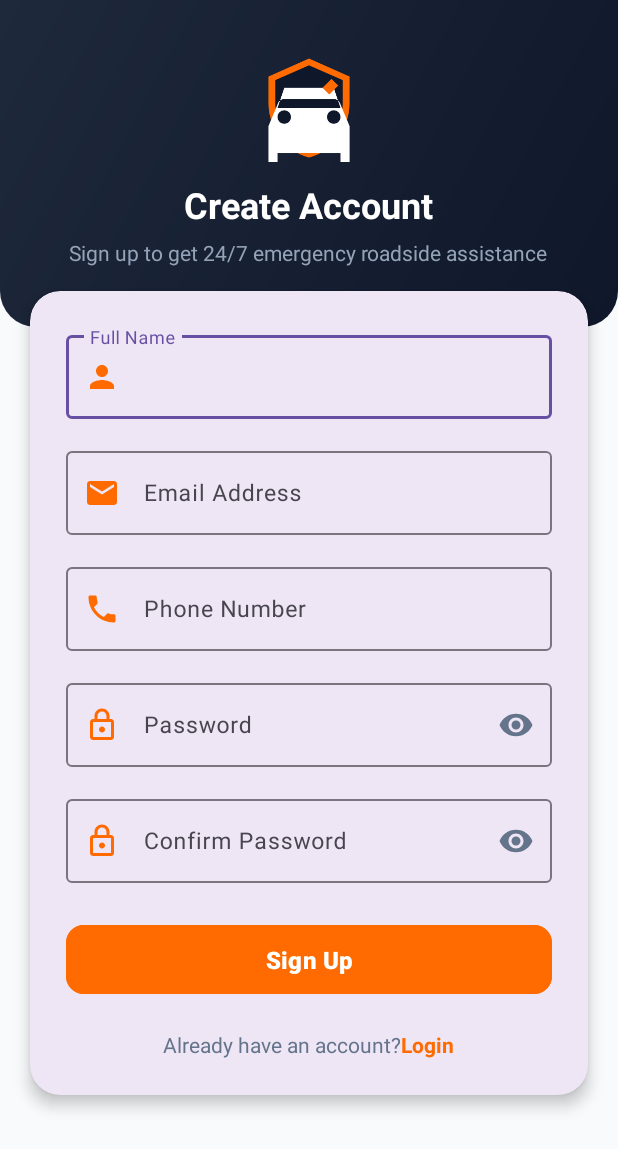
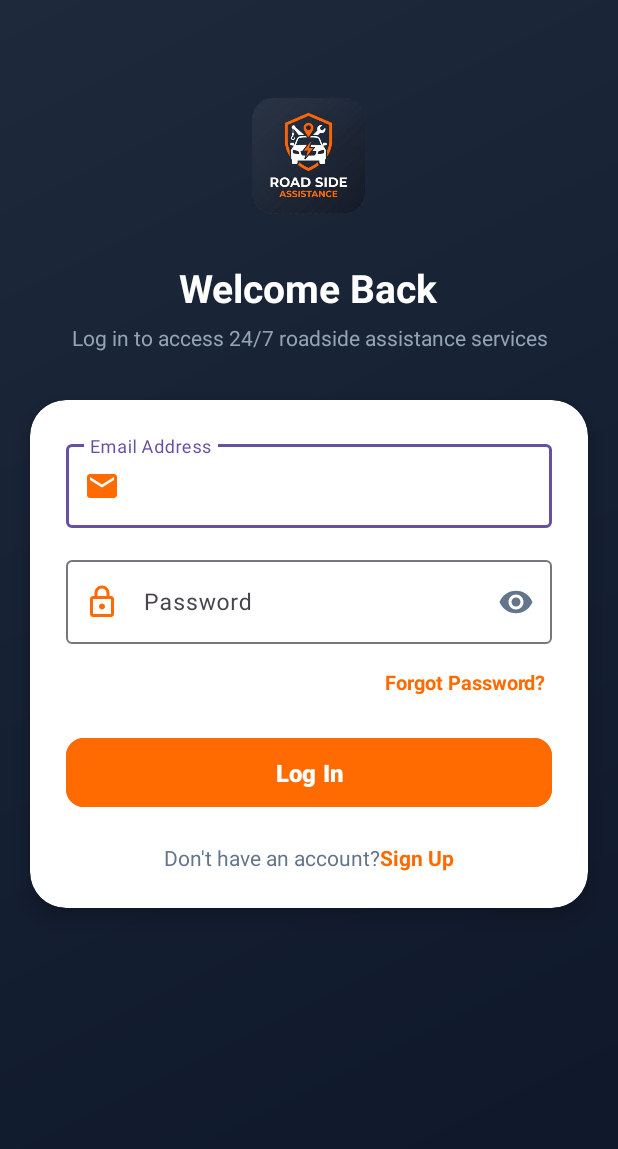
Before and after one commit to varmorakush-collab/RoadSide-Assistance, an Android app: the screen it shows after launch (SignupActivity before the commit, LoginActivity after it), on a phone screen of 412 x 824 dp. Shown: the top 1149 px of the screen. Run offline under Robolectric (Android 15) with nearby library versions, the phone set to English and light mode, and no system bars; our stand-ins replace Firebase (no records; nobody signed in at launch, a user with empty details on screens opened directly).

Commit message:
Task 3 - Login screen with Firebase-based verification.

```diff
--- a/app/src/main/AndroidManifest.xml
+++ b/app/src/main/AndroidManifest.xml
@@ -34,6 +34,12 @@
             android:exported="false"
             android:windowSoftInputMode="adjustResize" />
 
+        <!-- Login Activity (Task 3) -->
+        <activity
+            android:name=".LoginActivity"
+            android:exported="false"
+            android:windowSoftInputMode="adjustResize" />
+
     </application>
 
 </manifest>
--- /dev/null
+++ b/app/src/main/java/com/example/roadsideassistance/LoginActivity.java
@@ -0,0 +1,232 @@
+package com.example.roadsideassistance;
+
+import android.content.Intent;
+import android.os.Bundle;
+import android.text.Editable;
+import android.text.TextUtils;
+import android.text.TextWatcher;
+import android.util.Patterns;
+import android.view.View;
+import android.widget.ProgressBar;
+import android.widget.TextView;
+import android.widget.Toast;
+
+import androidx.activity.EdgeToEdge;
+import androidx.appcompat.app.AlertDialog;
+import androidx.appcompat.app.AppCompatActivity;
+import androidx.core.graphics.Insets;
+import androidx.core.view.ViewCompat;
+import androidx.core.view.WindowInsetsCompat;
+
+import com.google.android.material.button.MaterialButton;
+import com.google.android.material.textfield.TextInputEditText;
+import com.google.android.material.textfield.TextInputLayout;
+import com.google.firebase.auth.FirebaseAuth;
+import com.google.firebase.auth.FirebaseUser;
+
+public class LoginActivity extends AppCompatActivity {
+
+    private TextInputLayout tilEmail;
+    private TextInputLayout tilPassword;
+    private TextInputEditText etEmail;
+    private TextInputEditText etPassword;
+    private TextView tvForgotPassword;
+    private MaterialButton btnLogin;
+    private ProgressBar progressBar;
+    private TextView tvSignUp;
+
+    private FirebaseAuth mAuth;
+
+    @Override
+    protected void onCreate(Bundle savedInstanceState) {
+        super.onCreate(savedInstanceState);
+        EdgeToEdge.enable(this);
+        setContentView(R.layout.activity_login);
+
+        ViewCompat.setOnApplyWindowInsetsListener(findViewById(R.id.main), (v, insets) -> {
+            Insets systemBars = insets.getInsets(WindowInsetsCompat.Type.systemBars());
+            v.setPadding(systemBars.left, systemBars.top, systemBars.right, systemBars.bottom);
+            return insets;
+        });
+
+        mAuth = FirebaseAuth.getInstance();
+
+        initViews();
+        setupTextWatchers();
+
+        btnLogin.setOnClickListener(v -> handleLogin());
+        tvForgotPassword.setOnClickListener(v -> handleForgotPassword());
+        tvSignUp.setOnClickListener(v -> {
+            Intent intent = new Intent(LoginActivity.this, SignupActivity.class);
+            startActivity(intent);
+        });
+    }
+
+    private void initViews() {
+        tilEmail = findViewById(R.id.tilEmail);
+        tilPassword = findViewById(R.id.tilPassword);
+
+        etEmail = findViewById(R.id.etEmail);
+        etPassword = findViewById(R.id.etPassword);
+
+        tvForgotPassword = findViewById(R.id.tvForgotPassword);
+        btnLogin = findViewById(R.id.btnLogin);
+        progressBar = findViewById(R.id.progressBar);
+        tvSignUp = findViewById(R.id.tvSignUp);
+    }
+
+    private void setupTextWatchers() {
+        TextWatcher clearErrorWatcher = new TextWatcher() {
+            @Override
+            public void beforeTextChanged(CharSequence s, int start, int count, int after) {}
+
+            @Override
+            public void onTextChanged(CharSequence s, int start, int before, int count) {
+                tilEmail.setError(null);
+                tilPassword.setError(null);
+            }
+
+            @Override
+            public void afterTextChanged(Editable s) {}
+        };
+
+        etEmail.addTextChangedListener(clearErrorWatcher);
+        etPassword.addTextChangedListener(clearErrorWatcher);
+    }
+
+    private void handleLogin() {
+        String email = etEmail.getText() != null ? etEmail.getText().toString().trim() : "";
+        String password = etPassword.getText() != null ? etPassword.getText().toString().trim() : "";
+
+        tilEmail.setError(null);
+        tilPassword.setError(null);
+
+        boolean isValid = true;
+        View focusView = null;
+
+        // Condition 1: Email Validation
+        if (TextUtils.isEmpty(email)) {
+            tilEmail.setError(getString(R.string.error_empty_email));
+            focusView = etEmail;
+            isValid = false;
+        } else if (!Patterns.EMAIL_ADDRESS.matcher(email).matches()) {
+            tilEmail.setError(getString(R.string.error_invalid_email));
+            if (focusView == null) focusView = etEmail;
+            isValid = false;
+        }
+
+        // Condition 2: Password Validation
+        if (TextUtils.isEmpty(password)) {
+            tilPassword.setError(getString(R.string.error_empty_password));
+            if (focusView == null) focusView = etPassword;
+            isValid = false;
+        } else if (password.length() < 6) {
+            tilPassword.setError(getString(R.string.error_short_password));
+            if (focusView == null) focusView = etPassword;
+            isValid = false;
+        }
+
+        if (!isValid) {
+            if (focusView != null) {
+                focusView.requestFocus();
+            }
+            return;
+        }
+
+        // Perform Login with Firebase
+        loginUserWithFirebase(email, password);
+    }
+
+    private void loginUserWithFirebase(String email, String password) {
+        showLoading(true);
+
+        mAuth.signInWithEmailAndPassword(email, password)
+                .addOnCompleteListener(this, task -> {
+                    showLoading(false);
+                    if (task.isSuccessful()) {
+                        FirebaseUser firebaseUser = mAuth.getCurrentUser();
+                        checkEmailVerificationAndNavigate(firebaseUser);
+                    } else {
+                        Exception e = task.getException();
+                        String errorMsg = e != null ? e.getMessage() : "Authentication failed. Please check credentials.";
+                        Toast.makeText(LoginActivity.this, errorMsg, Toast.LENGTH_LONG).show();
+                    }
+                });
+    }
+
+    private void checkEmailVerificationAndNavigate(FirebaseUser user) {
+        if (user == null) {
+            Toast.makeText(this, "Login failed. User not found.", Toast.LENGTH_SHORT).show();
+            return;
+        }
+
+        if (user.isEmailVerified()) {
+            Toast.makeText(LoginActivity.this, R.string.msg_login_success, Toast.LENGTH_SHORT).show();
+            navigateToMain();
+        } else {
+            // Email is not verified yet -> Prompt user with Verification Dialog
+            new AlertDialog.Builder(this)
+                    .setTitle("Email Verification Required")
+                    .setMessage(R.string.error_email_not_verified)
+                    .setPositiveButton("Resend Email", (dialog, which) -> {
+                        user.sendEmailVerification()
+                                .addOnCompleteListener(task -> {
+                                    if (task.isSuccessful()) {
+                                        Toast.makeText(LoginActivity.this, R.string.msg_verification_sent, Toast.LENGTH_LONG).show();
+                                    } else {
+                                        Toast.makeText(LoginActivity.this, "Failed to send verification email.", Toast.LENGTH_SHORT).show();
+                                    }
+                                });
+                    })
+                    .setNegativeButton("Continue Anyway", (dialog, which) -> {
+                        Toast.makeText(LoginActivity.this, R.string.msg_login_success, Toast.LENGTH_SHORT).show();
+                        navigateToMain();
+                    })
+                    .setNeutralButton("Cancel", null)
+                    .show();
+        }
+    }
+
+    private void handleForgotPassword() {
+        String email = etEmail.getText() != null ? etEmail.getText().toString().trim() : "";
+
+        if (TextUtils.isEmpty(email) || !Patterns.EMAIL_ADDRESS.matcher(email).matches()) {
+            tilEmail.setError("Please enter a valid email address to reset password");
+            etEmail.requestFocus();
+            return;
+        }
+
+        showLoading(true);
+
+        mAuth.sendPasswordResetEmail(email)
+                .addOnCompleteListener(task -> {
+                    showLoading(false);
+                    if (task.isSuccessful()) {
+                        Toast.makeText(LoginActivity.this, R.string.msg_reset_email_sent, Toast.LENGTH_LONG).show();
+                    } else {
+                        Exception e = task.getException();
+                        String errorMsg = e != null ? e.getMessage() : "Failed to send reset email.";
+                        Toast.makeText(LoginActivity.this, errorMsg, Toast.LENGTH_LONG).show();
+                    }
+                });
+    }
+
+    private void navigateToMain() {
+        Intent intent = new Intent(LoginActivity.this, MainActivity.class);
+        intent.setFlags(Intent.FLAG_ACTIVITY_NEW_TASK | Intent.FLAG_ACTIVITY_CLEAR_TASK);
+        startActivity(intent);
+        finish();
+    }
+
+    private void showLoading(boolean isLoading) {
+        if (isLoading) {
+            progressBar.setVisibility(View.VISIBLE);
+            btnLogin.setEnabled(false);
+            btnLogin.setAlpha(0.6f);
+        } else {
+            progressBar.setVisibility(View.GONE);
+            btnLogin.setEnabled(true);
+            btnLogin.setAlpha(1.0f);
+        }
+    }
+}
--- a/app/src/main/java/com/example/roadsideassistance/SplashActivity.java
+++ b/app/src/main/java/com/example/roadsideassistance/SplashActivity.java
@@ -44,7 +44,7 @@ public class SplashActivity extends AppCompatActivity {
             if (com.google.firebase.auth.FirebaseAuth.getInstance().getCurrentUser() != null) {
                 intent = new Intent(SplashActivity.this, MainActivity.class);
             } else {
-                intent = new Intent(SplashActivity.this, SignupActivity.class);
+                intent = new Intent(SplashActivity.this, LoginActivity.class);
             }
             startActivity(intent);
             finish();
--- /dev/null
+++ b/app/src/main/res/layout/activity_login.xml
@@ -0,0 +1,194 @@
+<?xml version="1.0" encoding="utf-8"?>
+<androidx.coordinatorlayout.widget.CoordinatorLayout xmlns:android="http://schemas.android.com/apk/res/android"
+    xmlns:app="http://schemas.android.com/apk/res-auto"
+    xmlns:tools="http://schemas.android.com/tools"
+    android:id="@+id/main"
+    android:layout_width="match_parent"
+    android:layout_height="match_parent"
+    android:background="@drawable/splash_bg_gradient"
+    tools:context=".LoginActivity">
+
+    <androidx.core.widget.NestedScrollView
+        android:layout_width="match_parent"
+        android:layout_height="match_parent"
+        android:fillViewport="true">
+
+        <LinearLayout
+            android:layout_width="match_parent"
+            android:layout_height="wrap_content"
+            android:orientation="vertical"
+            android:paddingBottom="32dp">
+
+            <!-- Full Page Header Branding -->
+            <LinearLayout
+                android:layout_width="match_parent"
+                android:layout_height="wrap_content"
+                android:gravity="center"
+                android:orientation="vertical"
+                android:paddingStart="24dp"
+                android:paddingTop="48dp"
+                android:paddingEnd="24dp"
+                android:paddingBottom="24dp">
+
+                <ImageView
+                    android:id="@+id/imgLogo"
+                    android:layout_width="110dp"
+                    android:layout_height="110dp"
+                    android:adjustViewBounds="true"
+                    android:contentDescription="@string/app_name"
+                    android:scaleType="fitCenter"
+                    android:src="@drawable/logo" />
+
+                <TextView
+                    android:layout_width="wrap_content"
+                    android:layout_height="wrap_content"
+                    android:layout_marginTop="16dp"
+                    android:text="@string/title_login"
+                    android:textColor="@color/text_white"
+                    android:textSize="26sp"
+                    android:textStyle="bold" />
+
+                <TextView
+                    android:layout_width="wrap_content"
+                    android:layout_height="wrap_content"
+                    android:layout_marginTop="6dp"
+                    android:gravity="center"
+                    android:text="@string/subtitle_login"
+                    android:textColor="@color/text_muted"
+                    android:textSize="14sp" />
+
+            </LinearLayout>
+
+            <!-- Card Container for Login Form -->
+            <com.google.android.material.card.MaterialCardView
+                android:layout_width="match_parent"
+                android:layout_height="wrap_content"
+                android:layout_marginStart="20dp"
+                android:layout_marginTop="8dp"
+                android:layout_marginEnd="20dp"
+                android:layout_marginBottom="16dp"
+                app:cardBackgroundColor="@color/card_bg"
+                app:cardCornerRadius="24dp"
+                app:cardElevation="8dp"
+                app:strokeWidth="0dp">
+
+                <LinearLayout
+                    android:layout_width="match_parent"
+                    android:layout_height="wrap_content"
+                    android:orientation="vertical"
+                    android:padding="24dp">
+
+                    <!-- Email Address Field -->
+                    <com.google.android.material.textfield.TextInputLayout
+                        android:id="@+id/tilEmail"
+                        style="@style/Widget.Material3.TextInputLayout.OutlinedBox"
+                        android:layout_width="match_parent"
+                        android:layout_height="wrap_content"
+                        android:hint="@string/hint_email"
+                        app:startIconDrawable="@drawable/ic_email"
+                        app:startIconTint="@color/primary_orange">
+
+                        <com.google.android.material.textfield.TextInputEditText
+                            android:id="@+id/etEmail"
+                            android:layout_width="match_parent"
+                            android:layout_height="wrap_content"
+                            android:inputType="textEmailAddress"
+                            android:maxLines="1"
+                            android:textSize="15sp" />
+
+                    </com.google.android.material.textfield.TextInputLayout>
+
+                    <!-- Password Field -->
+                    <com.google.android.material.textfield.TextInputLayout
+                        android:id="@+id/tilPassword"
+                        style="@style/Widget.Material3.TextInputLayout.OutlinedBox"
+                        android:layout_width="match_parent"
+                        android:layout_height="wrap_content"
+                        android:layout_marginTop="16dp"
+                        android:hint="@string/hint_password"
+                        app:endIconMode="password_toggle"
+                        app:endIconTint="@color/icon_tint"
+                        app:startIconDrawable="@drawable/ic_lock"
+                        app:startIconTint="@color/primary_orange">
+
+                        <com.google.android.material.textfield.TextInputEditText
+                            android:id="@+id/etPassword"
+                            android:layout_width="match_parent"
+                            android:layout_height="wrap_content"
+                            android:inputType="textPassword"
+                            android:maxLines="1"
+                            android:textSize="15sp" />
+
+                    </com.google.android.material.textfield.TextInputLayout>
+
+                    <!-- Forgot Password Option -->
+                    <TextView
+                        android:id="@+id/tvForgotPassword"
+                        android:layout_width="wrap_content"
+                        android:layout_height="wrap_content"
+                        android:layout_gravity="end"
+                        android:layout_marginTop="12dp"
+                        android:padding="4dp"
+                        android:text="@string/text_forgot_password"
+                        android:textColor="@color/primary_orange"
+                        android:textSize="13sp"
+                        android:textStyle="bold" />
+
+                    <!-- Log In Button -->
+                    <com.google.android.material.button.MaterialButton
+                        android:id="@+id/btnLogin"
+                        android:layout_width="match_parent"
+                        android:layout_height="54dp"
+                        android:layout_marginTop="20dp"
+                        android:backgroundTint="@color/primary_orange"
+                        android:text="@string/btn_login"
+                        android:textColor="@color/text_white"
+                        android:textSize="16sp"
+                        android:textStyle="bold"
+                        app:cornerRadius="12dp" />
+
+                    <!-- Progress Bar for Loading State -->
+                    <ProgressBar
+                        android:id="@+id/progressBar"
+                        android:layout_width="wrap_content"
+                        android:layout_height="wrap_content"
+                        android:layout_gravity="center"
+                        android:layout_marginTop="16dp"
+                        android:indeterminateTint="@color/primary_orange"
+                        android:visibility="gone" />
+
+                    <!-- Don't Have Account Link -->
+                    <LinearLayout
+                        android:layout_width="wrap_content"
+                        android:layout_height="wrap_content"
+                        android:layout_gravity="center"
+                        android:layout_marginTop="20dp"
+                        android:orientation="horizontal">
+
+                        <TextView
+                            android:layout_width="wrap_content"
+                            android:layout_height="wrap_content"
+                            android:text="@string/text_dont_have_account"
+                            android:textColor="@color/text_secondary"
+                            android:textSize="14sp" />
+
+                        <TextView
+                            android:id="@+id/tvSignUp"
+                            android:layout_width="wrap_content"
+                            android:layout_height="wrap_content"
+                            android:text="@string/btn_signup"
+                            android:textColor="@color/primary_orange"
+                            android:textSize="14sp"
+                            android:textStyle="bold" />
+
+                    </LinearLayout>
+
+                </LinearLayout>
+
+            </com.google.android.material.card.MaterialCardView>
+
+        </LinearLayout>
+
+    </androidx.core.widget.NestedScrollView>
+
+</androidx.coordinatorlayout.widget.CoordinatorLayout>
--- a/app/src/main/res/layout/activity_signup.xml
+++ b/app/src/main/res/layout/activity_signup.xml
@@ -5,7 +5,7 @@
     android:id="@+id/main"
     android:layout_width="match_parent"
     android:layout_height="match_parent"
-    android:background="@color/bg_light"
+    android:background="@drawable/splash_bg_gradient"
     tools:context=".SignupActivity">
 
     <androidx.core.widget.NestedScrollView
@@ -16,34 +16,36 @@
         <LinearLayout
             android:layout_width="match_parent"
             android:layout_height="wrap_content"
-            android:orientation="vertical">
+            android:orientation="vertical"
+            android:paddingBottom="32dp">
 
-            <!-- Top Brand Header Banner -->
+            <!-- Full Page Header Branding -->
             <LinearLayout
                 android:layout_width="match_parent"
                 android:layout_height="wrap_content"
-                android:background="@drawable/bg_header_gradient"
                 android:gravity="center"
                 android:orientation="vertical"
                 android:paddingStart="24dp"
-                android:paddingTop="36dp"
+                android:paddingTop="40dp"
                 android:paddingEnd="24dp"
-                android:paddingBottom="40dp">
+                android:paddingBottom="24dp">
 
                 <ImageView
                     android:id="@+id/imgLogo"
-                    android:layout_width="72dp"
-                    android:layout_height="72dp"
+                    android:layout_width="110dp"
+                    android:layout_height="110dp"
+                    android:adjustViewBounds="true"
                     android:contentDescription="@string/app_name"
-                    android:src="@drawable/ic_app_logo" />
+                    android:scaleType="fitCenter"
+                    android:src="@drawable/logo" />
 
                 <TextView
                     android:layout_width="wrap_content"
                     android:layout_height="wrap_content"
-                    android:layout_marginTop="12dp"
+                    android:layout_marginTop="14dp"
                     android:text="@string/title_signup"
                     android:textColor="@color/text_white"
-                    android:textSize="24sp"
+                    android:textSize="26sp"
                     android:textStyle="bold" />
 
                 <TextView
@@ -62,11 +64,12 @@
                 android:layout_width="match_parent"
                 android:layout_height="wrap_content"
                 android:layout_marginStart="20dp"
-                android:layout_marginTop="-24dp"
+                android:layout_marginTop="4dp"
                 android:layout_marginEnd="20dp"
-                android:layout_marginBottom="24dp"
-                app:cardCornerRadius="20dp"
-                app:cardElevation="6dp"
+                android:layout_marginBottom="16dp"
+                app:cardBackgroundColor="@color/card_bg"
+                app:cardCornerRadius="24dp"
+                app:cardElevation="8dp"
                 app:strokeWidth="0dp">
 
                 <LinearLayout
--- a/app/src/main/res/values/strings.xml
+++ b/app/src/main/res/values/strings.xml
@@ -28,4 +28,16 @@
     <string name="error_password_mismatch">Passwords do not match</string>
 
     <string name="msg_signup_success">Account created successfully!</string>
+
+    <!-- Login Screen Strings -->
+    <string name="title_login">Welcome Back</string>
+    <string name="subtitle_login">Log in to access 24/7 roadside assistance services</string>
+    <string name="btn_login">Log In</string>
+    <string name="text_forgot_password">Forgot Password?</string>
+    <string name="text_dont_have_account">Don\'t have an account? </string>
+
+    <string name="msg_login_success">Logged in successfully!</string>
+    <string name="msg_verification_sent">Verification email sent! Please check your inbox.</string>
+    <string name="error_email_not_verified">Please verify your email address before logging in.</string>
+    <string name="msg_reset_email_sent">Password reset email sent to your email address.</string>
 </resources>
```
Also changed, not shown: app/src/main/java/com/example/roadsideassistance/MainActivity.java (+8 -3 lines), app/src/main/java/com/example/roadsideassistance/SignupActivity.java (+28 -7 lines), app/src/main/res/layout/activity_main.xml (+9 -7 lines), app/src/main/res/layout/activity_splash.xml (+4 -4 lines), app/src/main/res/drawable/logo.png (added).
